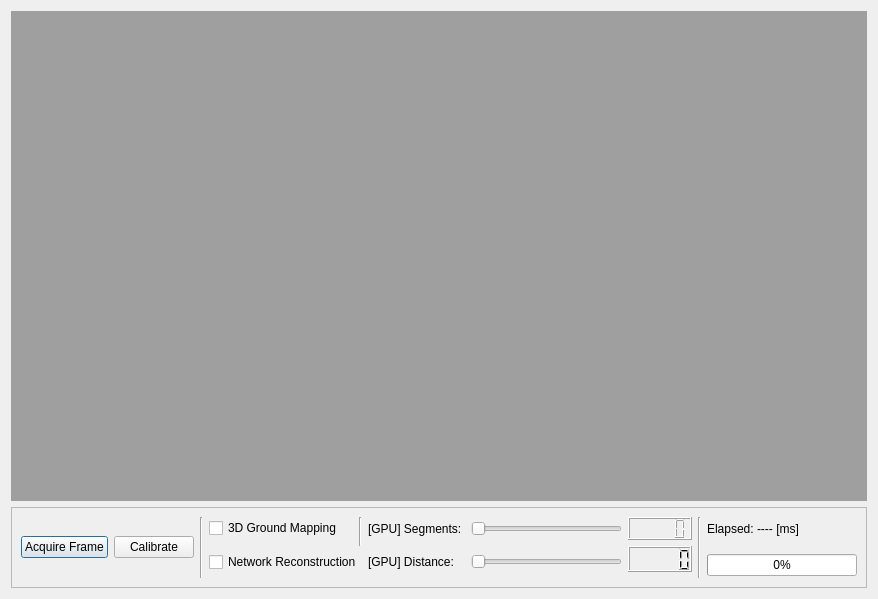
Above: TrackerRT_UI/UICalibrationDisplay.ui from hvictor/Release before the change. Below: the same form after it.
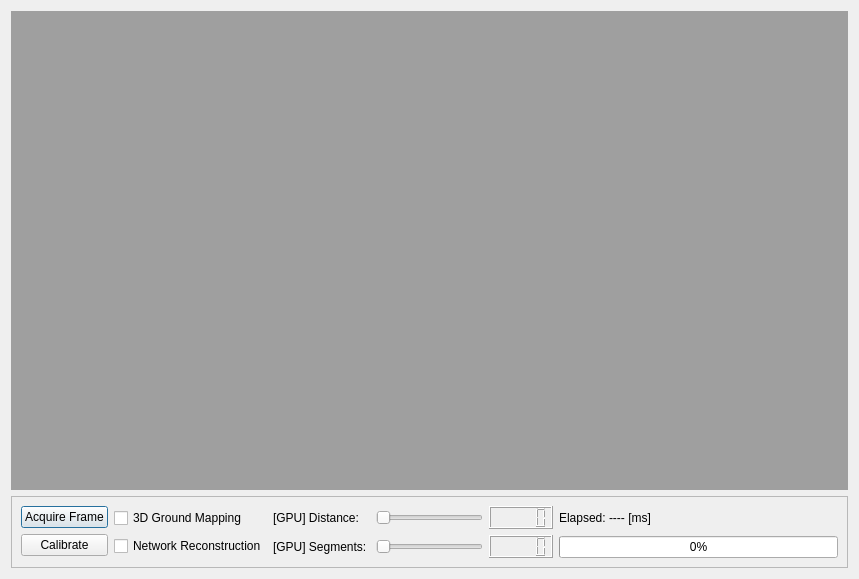
That is the form after the change.

```diff
--- a/TrackerRT_UI/UICalibrationDisplay.ui
+++ b/TrackerRT_UI/UICalibrationDisplay.ui
@@ -6,124 +6,142 @@
    <rect>
     <x>0</x>
     <y>0</y>
-    <width>878</width>
-    <height>599</height>
+    <width>859</width>
+    <height>579</height>
    </rect>
   </property>
   <property name="windowTitle">
    <string>Dialog</string>
   </property>
-  <layout class="QVBoxLayout" name="verticalLayout">
-   <item>
+  <layout class="QGridLayout" name="gridLayout">
+   <item row="0" column="0">
     <widget class="QMdiArea" name="mdiArea"/>
    </item>
-   <item>
-    <widget class="QFrame" name="frame">
+   <item row="1" column="0">
+    <widget class="QFrame" name="frame_2">
      <property name="frameShape">
       <enum>QFrame::StyledPanel</enum>
      </property>
      <property name="frameShadow">
       <enum>QFrame::Raised</enum>
      </property>
-     <layout class="QGridLayout" name="gridLayout">
-      <item row="0" column="0" rowspan="4">
+     <layout class="QHBoxLayout" name="horizontalLayout">
+      <item>
+       <layout class="QVBoxLayout" name="verticalLayout">
+        <item>
        <widget class="QPushButton" name="pushButton">
         <property name="text">
          <string>Acquire Frame</string>
         </property>
        </widget>
       </item>
-      <item row="0" column="1" rowspan="4">
+        <item>
        <widget class="QPushButton" name="pushButton_2">
         <property name="text">
          <string>Calibrate</string>
         </property>
        </widget>
       </item>
-      <item row="0" column="2" rowspan="4">
-       <widget class="Line" name="line">
-        <property name="orientation">
-         <enum>Qt::Vertical</enum>
-        </property>
-       </widget>
+       </layout>
       </item>
-      <item row="0" column="3">
+      <item>
+       <layout class="QVBoxLayout" name="verticalLayout_2">
+        <item>
        <widget class="QCheckBox" name="checkBox">
         <property name="text">
          <string>3D Ground Mapping</string>
         </property>
        </widget>
       </item>
-      <item row="0" column="4" rowspan="2">
-       <widget class="Line" name="line_2">
-        <property name="orientation">
-         <enum>Qt::Vertical</enum>
-        </property>
-       </widget>
-      </item>
-      <item row="0" column="5">
-       <widget class="QLabel" name="label">
-        <property name="text">
-         <string>[GPU] Segments: </string>
-        </property>
-       </widget>
-      </item>
-      <item row="0" column="6">
-       <widget class="QSlider" name="horizontalSlider">
-        <property name="orientation">
-         <enum>Qt::Horizontal</enum>
-        </property>
-       </widget>
-      </item>
-      <item row="0" column="7">
-       <widget class="QLCDNumber" name="lcdGain"/>
-      </item>
-      <item row="0" column="8" rowspan="4">
-       <widget class="Line" name="line_3">
-        <property name="orientation">
-         <enum>Qt::Vertical</enum>
-        </property>
-       </widget>
-      </item>
-      <item row="0" column="9">
-       <widget class="QLabel" name="label_3">
-        <property name="text">
-         <string>Elapsed: ---- [ms]</string>
-        </property>
-       </widget>
-      </item>
-      <item row="1" column="7" rowspan="2">
-       <widget class="QLCDNumber" name="lcdGain_2"/>
-      </item>
-      <item row="2" column="3" colspan="2">
+        <item>
        <widget class="QCheckBox" name="checkBox_2">
         <property name="text">
          <string>Network Reconstruction</string>
         </property>
        </widget>
       </item>
-      <item row="2" column="5">
+       </layout>
+      </item>
+      <item>
+       <layout class="QGridLayout" name="gridLayout_2">
+        <item row="1" column="0">
+         <widget class="QLabel" name="label">
+          <property name="text">
+           <string>[GPU] Segments: </string>
+          </property>
+         </widget>
+        </item>
+        <item row="0" column="0">
        <widget class="QLabel" name="label_2">
         <property name="text">
          <string>[GPU] Distance: </string>
         </property>
        </widget>
       </item>
-      <item row="2" column="6">
-       <widget class="QSlider" name="horizontalSlider_2">
+        <item row="0" column="1">
+         <widget class="QSlider" name="gpuSegmentsSlider">
+          <property name="minimum">
+           <number>1</number>
+          </property>
+          <property name="maximum">
+           <number>30</number>
+          </property>
         <property name="orientation">
          <enum>Qt::Horizontal</enum>
         </property>
        </widget>
       </item>
-      <item row="2" column="9" rowspan="2">
-       <widget class="QProgressBar" name="progressBar">
+        <item row="1" column="1">
+         <widget class="QSlider" name="gpuDistanceSlider">
+          <property name="minimum">
+           <number>1</number>
+          </property>
+          <property name="maximum">
+           <number>1024</number>
+          </property>
+          <property name="orientation">
+           <enum>Qt::Horizontal</enum>
+          </property>
+         </widget>
+        </item>
+        <item row="0" column="2">
+         <widget class="QLCDNumber" name="lcdGPUSegments"/>
+        </item>
+        <item row="1" column="2">
+         <widget class="QLCDNumber" name="lcdGPUDistance">
+          <property name="font">
+           <font>
+            <weight>50</weight>
+            <bold>false</bold>
+            <kerning>true</kerning>
+           </font>
+          </property>
+          <property name="autoFillBackground">
+           <bool>false</bool>
+          </property>
+         </widget>
+        </item>
+       </layout>
+      </item>
+      <item>
+       <layout class="QVBoxLayout" name="verticalLayout_3">
+        <item>
+         <widget class="QLabel" name="label_3">
+          <property name="text">
+           <string>Elapsed: ---- [ms]</string>
+          </property>
+         </widget>
+        </item>
+        <item>
+         <widget class="QProgressBar" name="progressBar_2">
         <property name="value">
          <number>0</number>
         </property>
        </widget>
       </item>
      </layout>
+      </item>
+     </layout>
     </widget>
    </item>
   </layout>
```
Left out of the diff: 26 changed lines with no effect on the pictures. Lines whose indentation alone changed are shown as unchanged.
